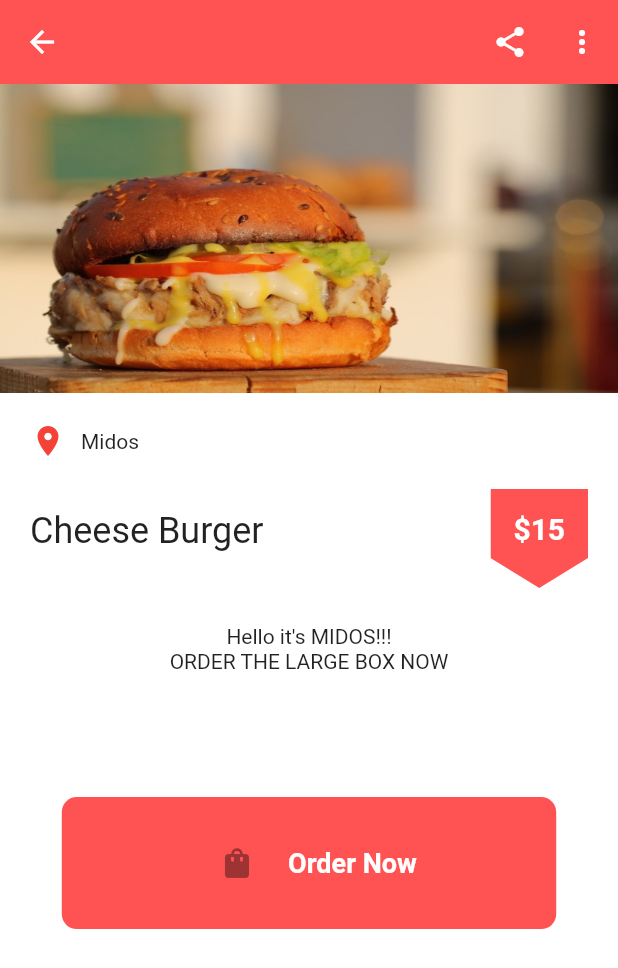
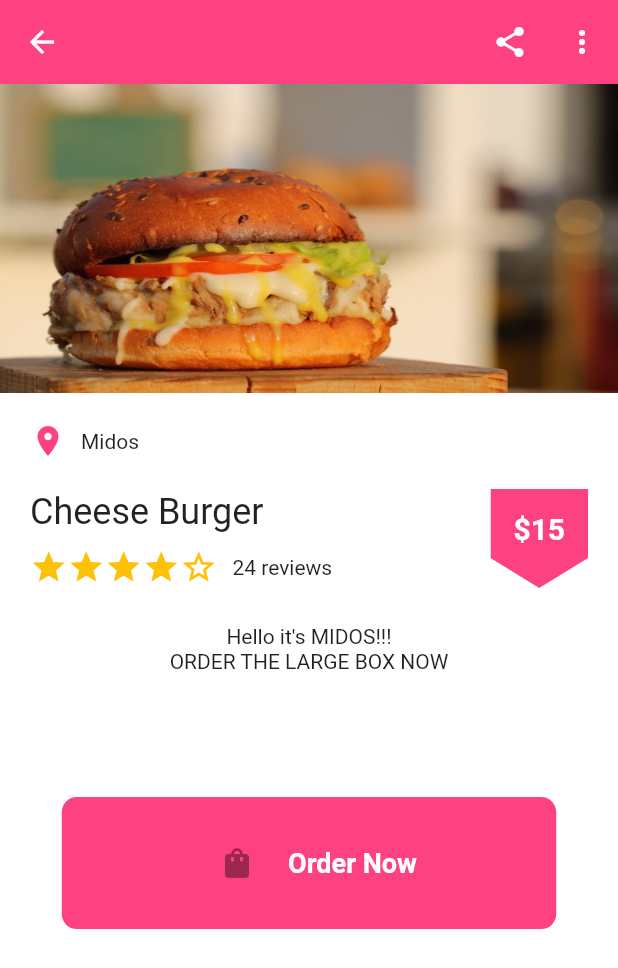
Before and after one commit to MalekChehab/mystery-meal, a Flutter app: the DetailsScreen screen opened by its route, on a phone screen of 412 x 824 dp. Shown: the top 968 px of the screen. Run offline on Flutter 3.47's test engine with Material 2 defaults, Android fonts, the phone set to English and light mode, and no system bars; drawn by our look-alikes of smooth_star_rating; missing offline and left inert: dart:html.

Commit message:
Details Screen Color edit Details screen rating added

```diff
--- a/lib/ui/storedetails.dart
+++ b/lib/ui/storedetails.dart
@@ -7,7 +7,7 @@ class DetailsScreen extends StatelessWidget {
   @override
   Widget build(BuildContext context) {
     return Scaffold(
-      backgroundColor: Colors.redAccent,
+      backgroundColor: Color(0xffFE4180),
       appBar: detailsAppBar(),
       body: Body(),
     );
--- a/lib/ui/widgets/DetailsOrderButton.dart
+++ b/lib/ui/widgets/DetailsOrderButton.dart
@@ -18,7 +18,8 @@ class OrderButton extends StatelessWidget {
       width: size.width * 0.8,
       // it will cover 80% of total width
       decoration: BoxDecoration(
-        color: Colors.redAccent,
+        color: Color(0xffFE4180),
+
         borderRadius: BorderRadius.circular(10),
       ),
       child: Material(
--- a/lib/ui/widgets/TitlePriceRatingDetails.dart
+++ b/lib/ui/widgets/TitlePriceRatingDetails.dart
@@ -1,5 +1,5 @@
 import 'package:flutter/material.dart';
-
+import 'package:smooth_star_rating/smooth_star_rating.dart';
 
 class TitlePriceRating extends StatelessWidget {
   final int price, numOfReviews;
@@ -30,17 +30,18 @@ class TitlePriceRating extends StatelessWidget {
                   style: Theme.of(context).textTheme.headline,
                 ),
                 SizedBox(height: 10),
-                // Row(
-                //   children: <Widget>[
-                //     SmoothStarRating(
-                //       borderColor: Colors.redAccent,
-                //       rating: rating,
-                //       onRatingChanged: onRatingChanged,
-                //     ),
-                //     SizedBox(width: 10),
-                //     Text("$numOfReviews reviews"),
-                //   ],
-                //),
+                Row(
+                  children: <Widget>[
+                    SmoothStarRating(
+                      borderColor: Colors.amber,
+                      color: Colors.amber,
+                      rating: rating,
+                      //onRatingChanged: onRatingChanged,
+                    ),
+                    SizedBox(width: 10),
+                    Text("$numOfReviews reviews"),
+                  ],
+                ),
               ],
             ),
           ),
@@ -58,7 +59,8 @@ class TitlePriceRating extends StatelessWidget {
         padding: EdgeInsets.symmetric(vertical: 15),
         height: 66,
         width: 65,
-        color: Colors.redAccent,
+        color: Color(0xffFE4180),
+
         child: Text(
           "\$$price",
           style: Theme.of(context)
--- a/lib/ui/widgets/detailAppBar.dart
+++ b/lib/ui/widgets/detailAppBar.dart
@@ -4,7 +4,8 @@ import 'package:flutter/material.dart';
 AppBar detailsAppBar() {
   return AppBar(
     elevation: 0,
-    backgroundColor: Colors.redAccent,
+    backgroundColor: Color(0xffFE4180),
+
     leading: IconButton(
       icon: Icon(
         Icons.arrow_back,
--- a/lib/ui/widgets/detailsBody.dart
+++ b/lib/ui/widgets/detailsBody.dart
@@ -32,7 +32,6 @@ class ItemInfo extends StatelessWidget {
       width: double.infinity,
       decoration: BoxDecoration(
         color: Colors.white,
-
       ),
       child: Column(
         children: <Widget>[
@@ -67,7 +66,8 @@ class ItemInfo extends StatelessWidget {
       children: <Widget>[
         Icon(
           Icons.location_on,
-          color: Colors.red,
+          color: Color(0xffFE4180),
+
         ),
         SizedBox(width: 10),
         Text(name),
--- a/pubspec.yaml
+++ b/pubspec.yaml
@@ -28,6 +28,7 @@ dependencies:
   # The following adds the Cupertino Icons font to your application.
   # Use with the CupertinoIcons class for iOS style icons.
   cupertino_icons: ^1.0.0
+  smooth_star_rating: ^1.0.4
 
 dev_dependencies:
   flutter_test:
```
Also changed, not shown: pubspec.lock.
